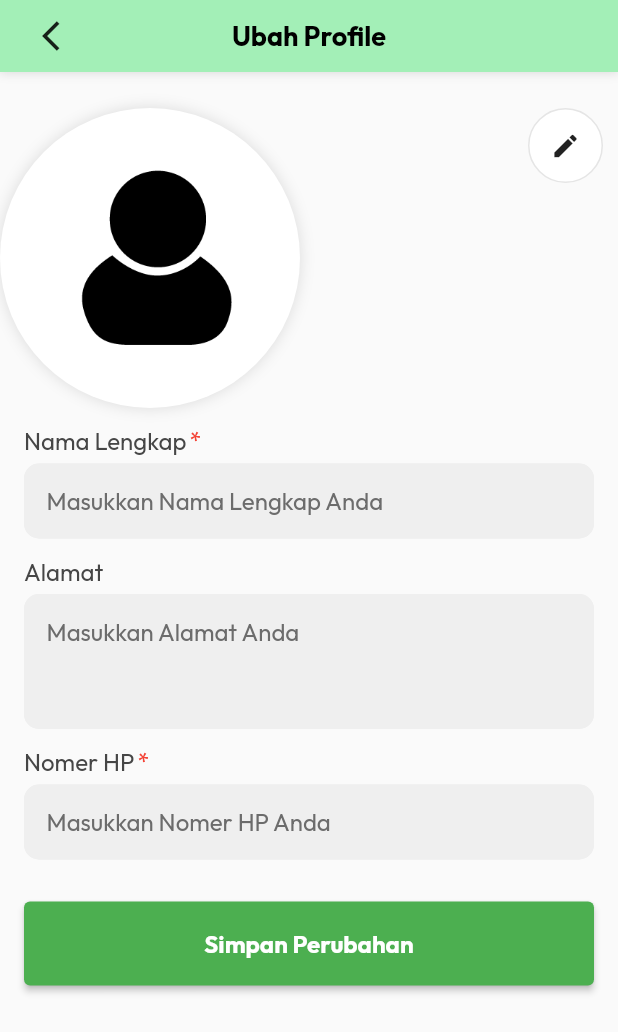
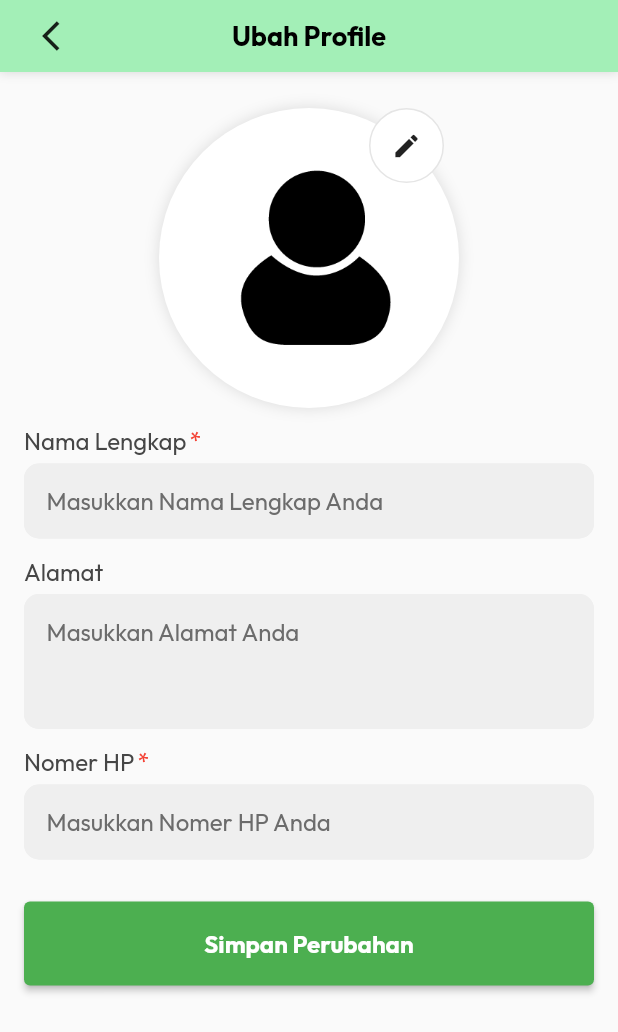
Before and after one commit to superrexy/icp-gahara-mobile, a Flutter app: the ProfileView screen opened by its route, on a phone screen of 412 x 824 dp. Shown: the top 1032 px of the screen. Run offline on Flutter 3.47's test engine with Material 2 defaults, Android fonts, the phone set to English and light mode, and no system bars; our stand-ins replace cached_network_image, flutter_map, flutter_svg, get, get_storage, image_picker and 2 more; accounts and stored records are empty.

Commit message:
fix: singlechildscrollview to profile

```diff
--- a/lib/app/modules/profile/views/profile_view.dart
+++ b/lib/app/modules/profile/views/profile_view.dart
@@ -14,7 +14,7 @@ class ProfileView extends GetView<ProfileController> {
   Widget build(BuildContext context) {
     return Scaffold(
       body: SafeArea(
-        child: ListView(
+        child: Column(
           children: [
             Container(
               width: Get.width,
@@ -66,7 +66,8 @@ class ProfileView extends GetView<ProfileController> {
             const SizedBox(
               height: 24,
             ),
-            Container(
+            SingleChildScrollView(
+              child: SizedBox(
                 width: 200,
                 height: 200,
                 child: Stack(
@@ -169,6 +170,7 @@ class ProfileView extends GetView<ProfileController> {
                   ],
                 ),
               ),
+            ),
             Form(
               child: Padding(
                 padding: const EdgeInsets.symmetric(
```
Lines whose indentation alone changed are shown as unchanged.
